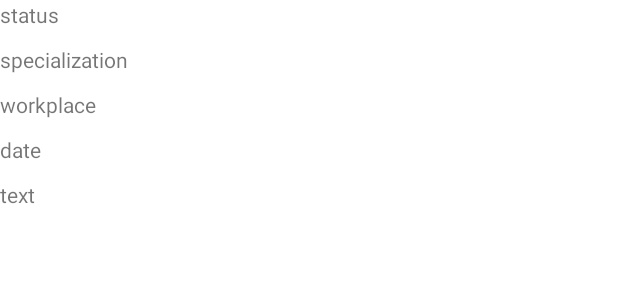
After one commit to st0rmtr0oper/ProblemDesk, an Android app: the layout fragment_sub_card_item.xml on its own in the app's theme, with its tools: preview values and no code run, on a phone screen of 412 x 824 dp. The commit adds this screen. Shown: the top 300 px of the screen. Run offline under Robolectric (Android 15) with nearby library versions, the phone set to English and light mode, and no system bars.

Commit message:
my_problems UI update (draft) added RV, but it doesn't showing up

```diff
--- /dev/null
+++ b/app/src/main/java/com/example/problemdesk/domain/models/Specialization.kt
@@ -0,0 +1,5 @@
+package com.example.problemdesk.domain.models
+
+enum class Specialization {
+    INSTRUMENTS, DOCUMENTS, SANITARY_CONDITIONS, SAFETY
+}
--- /dev/null
+++ b/app/src/main/java/com/example/problemdesk/domain/models/Status.kt
@@ -0,0 +1,5 @@
+package com.example.problemdesk.domain.models
+
+enum class Status {
+    UNCHECKED, CANCELLED, APPROVED, IN_PROGRESS, COMPLETED
+}
--- /dev/null
+++ b/app/src/main/java/com/example/problemdesk/domain/models/Workplace.kt
@@ -0,0 +1,5 @@
+package com.example.problemdesk.domain.models
+
+enum class Workplace {
+    N1,N2,N3,N4
+}
--- a/app/src/main/java/com/example/problemdesk/presentation/myproblems/MyProblemsFragment.kt
+++ b/app/src/main/java/com/example/problemdesk/presentation/myproblems/MyProblemsFragment.kt
@@ -11,6 +11,9 @@ import com.example.problemdesk.presentation.myproblems.pagersubfragments.*
 import com.google.android.material.tabs.TabLayout
 import com.google.android.material.tabs.TabLayout.OnTabSelectedListener
 import com.google.android.material.tabs.TabLayoutMediator
+
+
+//TODO do we need swipe function??
 
 class MyProblemsFragment : Fragment() {
 
--- /dev/null
+++ b/app/src/main/res/layout/fragment_sub_card_item.xml
@@ -0,0 +1,41 @@
+<?xml version="1.0" encoding="utf-8"?>
+<LinearLayout xmlns:android="http://schemas.android.com/apk/res/android"
+    xmlns:tools="http://schemas.android.com/tools"
+    android:layout_width="match_parent"
+    android:layout_height="150dp"
+    android:orientation="vertical">
+
+    <TextView
+        android:id="@+id/card_status"
+        android:layout_width="wrap_content"
+        android:layout_height="wrap_content"
+        android:layout_weight="1"
+        android:text="status" />
+
+    <TextView
+        android:id="@+id/card_specialization"
+        android:layout_width="wrap_content"
+        android:layout_height="wrap_content"
+        android:layout_weight="1"
+        android:text="specialization" />
+
+    <TextView
+        android:id="@+id/card_workplace"
+        android:layout_width="wrap_content"
+        android:layout_height="wrap_content"
+        android:layout_weight="1"
+        android:text="workplace" />
+
+    <TextView
+        android:id="@+id/card_date"
+        android:layout_width="wrap_content"
+        android:layout_height="wrap_content"
+        android:layout_weight="1"
+        android:text="date" />
+    <TextView
+        android:id="@+id/card_text"
+        android:layout_width="wrap_content"
+        android:layout_height="wrap_content"
+        android:layout_weight="1"
+        android:text="text" />
+</LinearLayout>
```
Also changed, not shown: app/src/main/java/com/example/problemdesk/domain/models/Card.kt (added, +11 -0 lines), app/src/main/java/com/example/problemdesk/presentation/myproblems/pagersubfragments/CancelledAdapter.kt (added, +44 -0 lines), app/src/main/java/com/example/problemdesk/presentation/myproblems/pagersubfragments/CancelledFragment.kt (+27 -0 lines), app/src/main/res/layout/fragment_sub_cancelled.xml (+5 -5 lines), app/src/main/res/layout/fragment_sub_completed.xml (+3 -6 lines), app/src/main/res/layout/fragment_sub_inwork.xml (+3 -6 lines).
